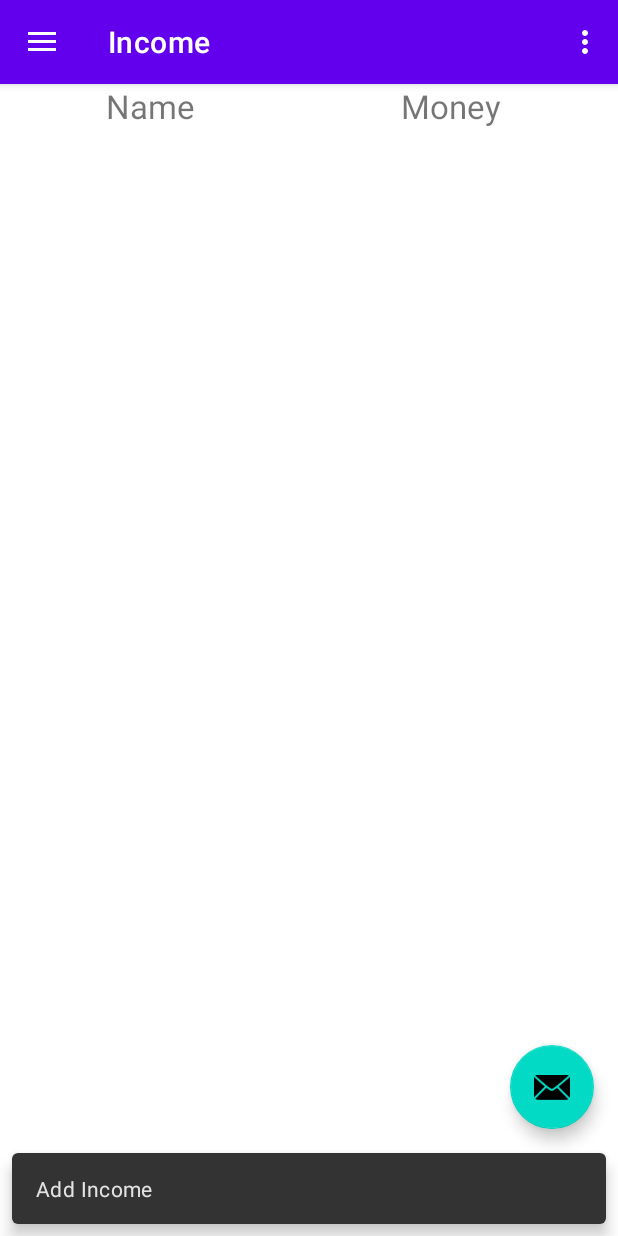
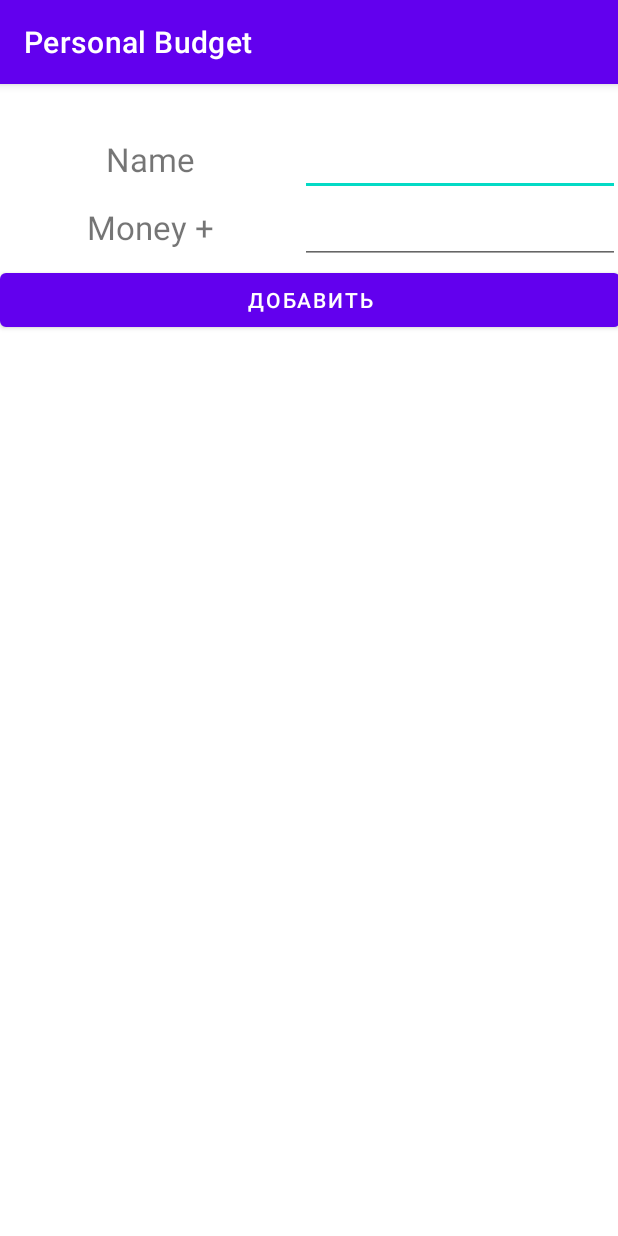
Before and after one commit to F1nn17/Android_PersonalBudgetV1.0, an Android app: the screen it shows after launch (MainActivity before the commit, NewIncome after it), after a tap on an icon or button, on a phone screen of 412 x 824 dp. Run offline under Robolectric (Android 15) with nearby library versions, the phone set to English and light mode, and no system bars; our stand-ins replace navigation-ui.

Commit message:
#implementation of the function of adding income

```diff
--- a/app/src/main/AndroidManifest.xml
+++ b/app/src/main/AndroidManifest.xml
@@ -13,6 +13,9 @@
             android:theme="@style/Theme.PersonalBudget"
             tools:targetApi="31">
         <activity
+                android:name=".ui.income.NewIncome"
+                android:exported="false"/>
+        <activity
                 android:name=".MainActivity"
                 android:exported="true"
                 android:label="@string/app_name"
--- a/app/src/main/java/com/shiromadev/personalbudget/MainActivity.java
+++ b/app/src/main/java/com/shiromadev/personalbudget/MainActivity.java
@@ -1,6 +1,6 @@
 package com.shiromadev.personalbudget;
 
-import android.content.Context;
+import android.content.Intent;
 import android.os.Bundle;
 import android.view.View;
 import android.view.Menu;
@@ -17,6 +17,7 @@ import com.shiromadev.personalbudget.gson.JSONHelper;
 import com.shiromadev.personalbudget.tables.balance.Balance;
 import com.shiromadev.personalbudget.tables.expense.Expense;
 import com.shiromadev.personalbudget.tables.income.Income;
+import com.shiromadev.personalbudget.ui.income.NewIncome;
 
 import java.util.ArrayList;
 
@@ -24,25 +25,26 @@ public class MainActivity extends AppCompatActivity {
 
     private AppBarConfiguration mAppBarConfiguration;
     private ActivityMainBinding binding;
-
     private static ArrayList<Income> incomes = new ArrayList<>();
     private static ArrayList<Expense> expenses = new ArrayList<>();
     private static ArrayList<Balance> balances = new ArrayList<>();
-
 
     private int income = 0;
     private int expense = 0;
     private int balance = 0;
 
-    private String flag = "I";
+    private static String flag = "I";
 
     @Override
     protected void onCreate(Bundle savedInstanceState) {
         super.onCreate(savedInstanceState);
+        System.out.println("что-то происходит");
         loadData();
+
         binding = ActivityMainBinding.inflate(getLayoutInflater());
         setContentView(binding.getRoot());
         setSupportActionBar(binding.appBarMain.toolbar);
+
         binding.appBarMain.fab.setOnClickListener(new View.OnClickListener() {
             @Override
             public void onClick(View view) {
@@ -50,14 +52,14 @@ public class MainActivity extends AppCompatActivity {
                     case "I":
                         Snackbar.make(view, "Add Income", Snackbar.LENGTH_LONG)
                                 .setAction("Action", null).show();
+                        newIncome();
                         break;
                     case "E":
                         Snackbar.make(view, "Add Expense", Snackbar.LENGTH_LONG)
                                 .setAction("Action", null).show();
+                        newExpense();
                         break;
                 }
-
-                unLoadData();
             }
         });
         DrawerLayout drawer = binding.drawerLayout;
@@ -89,6 +91,7 @@ public class MainActivity extends AppCompatActivity {
 
 
     public void loadData(){
+        System.out.println("Данные загружены");
         incomes = JSONHelper.importIncome(this);
         expenses = JSONHelper.importExpense(this);
         balances = JSONHelper.importBalance(this);
@@ -109,10 +112,24 @@ public class MainActivity extends AppCompatActivity {
         }
     }
 
-    public void addIncome(Income income){
+    public void newIncome() {
+        Intent intent = new Intent(this, NewIncome.class);
+        intent.addFlags(Intent.FLAG_ACTIVITY_NO_HISTORY);
+        startActivity(intent);
+    }
+    public void newExpense() {
+//        Intent intent = new Intent(this, NewIncome.class);
+//        intent.addFlags(Intent.FLAG_ACTIVITY_NO_HISTORY);
+//        startActivity(intent);
+    }
+
+    public static void addIncome(Income income){
         incomes.add(income);
     }
 
+    public static void setFlag(String flagTable) {
+        flag = flagTable;
+    }
     public static ArrayList<Income> getIncomes() {
         return incomes;
     }
--- a/app/src/main/java/com/shiromadev/personalbudget/tables/income/Income.java
+++ b/app/src/main/java/com/shiromadev/personalbudget/tables/income/Income.java
@@ -1,10 +1,12 @@
 package com.shiromadev.personalbudget.tables.income;
 
-public class Income {
+import java.io.Serializable;
+
+public class Income implements Serializable {
     private String name;
     private int money;
 
-    public Income(){}
+    public Income() {}
     public Income(String name, int money){
         this.name = name;
         this.money = money;
--- a/app/src/main/java/com/shiromadev/personalbudget/ui/balance/BalanceFragment.java
+++ b/app/src/main/java/com/shiromadev/personalbudget/ui/balance/BalanceFragment.java
@@ -30,6 +30,7 @@ public class BalanceFragment extends Fragment {
     public View onCreateView(@NonNull LayoutInflater inflater,
                              ViewGroup container, Bundle savedInstanceState) {
         balances = MainActivity.getBalances();
+        MainActivity.setFlag(flag);
         BalanceViewModel balanceViewModel =
                 new ViewModelProvider(this).get(BalanceViewModel.class);
 
--- a/app/src/main/java/com/shiromadev/personalbudget/ui/expense/ExpenseFragment.java
+++ b/app/src/main/java/com/shiromadev/personalbudget/ui/expense/ExpenseFragment.java
@@ -29,6 +29,7 @@ public class ExpenseFragment extends Fragment {
     public View onCreateView(@NonNull LayoutInflater inflater,
                              ViewGroup container, Bundle savedInstanceState) {
         expenses = MainActivity.getExpenses();
+        MainActivity.setFlag(flag);
         ExpenseViewModel expenseViewModel =
                 new ViewModelProvider(this).get(ExpenseViewModel.class);
 
--- a/app/src/main/java/com/shiromadev/personalbudget/ui/income/IncomeFragment.java
+++ b/app/src/main/java/com/shiromadev/personalbudget/ui/income/IncomeFragment.java
@@ -26,6 +26,7 @@ public class IncomeFragment extends Fragment {
 
     public View onCreateView(@NonNull LayoutInflater inflater, ViewGroup container, Bundle savedInstanceState) {
         incomes = MainActivity.getIncomes();
+        MainActivity.setFlag(flag);
         IncomeViewModel incomeViewModel =
                 new ViewModelProvider(this).get(IncomeViewModel.class);
 
--- /dev/null
+++ b/app/src/main/java/com/shiromadev/personalbudget/ui/income/NewIncome.java
@@ -0,0 +1,35 @@
+package com.shiromadev.personalbudget.ui.income;
+
+import android.content.Intent;
+import android.view.View;
+import android.widget.EditText;
+import androidx.appcompat.app.AppCompatActivity;
+import android.os.Bundle;
+import com.shiromadev.personalbudget.MainActivity;
+import com.shiromadev.personalbudget.R;
+import com.shiromadev.personalbudget.gson.JSONHelper;
+import com.shiromadev.personalbudget.tables.income.Income;
+
+import java.io.Serializable;
+import java.util.ArrayList;
+
+public class NewIncome extends AppCompatActivity {
+
+    @Override
+    protected void onCreate(Bundle savedInstanceState) {
+        super.onCreate(savedInstanceState);
+        setContentView(R.layout.activity_new_income);
+    }
+
+    public void AddIncome(View view){
+        EditText nameEditText = findViewById(R.id.nameIncome);
+        EditText moneyEditText = findViewById(R.id.moneyIncome);
+        String name = nameEditText.getText().toString();
+        int money = Integer.parseInt(moneyEditText.getText().toString());
+        Income income = new Income(name,money);
+        MainActivity.addIncome(income);
+        Intent intent = new Intent(this, MainActivity.class);
+        intent.addFlags(Intent.FLAG_ACTIVITY_CLEAR_TOP | Intent.FLAG_ACTIVITY_SINGLE_TOP);
+        startActivity(intent);
+    }
+}
--- /dev/null
+++ b/app/src/main/res/layout/activity_new_income.xml
@@ -0,0 +1,60 @@
+<?xml version="1.0" encoding="utf-8"?>
+<androidx.constraintlayout.widget.ConstraintLayout
+        xmlns:android="http://schemas.android.com/apk/res/android"
+        xmlns:tools="http://schemas.android.com/tools"
+        xmlns:app="http://schemas.android.com/apk/res-auto"
+        android:layout_width="match_parent"
+        android:layout_height="match_parent"
+        tools:context=".ui.income.NewIncome">
+
+    <TableLayout android:layout_width="match_parent" android:layout_height="match_parent"
+                 app:layout_constraintStart_toStartOf="parent" app:layout_constraintEnd_toEndOf="parent"
+                 app:layout_constraintTop_toTopOf="parent" app:layout_constraintBottom_toBottomOf="parent">
+        <TableRow>
+            <TextView android:textSize="22sp"
+                      android:text=""
+                      android:layout_width="200dp"
+                      android:layout_height="wrap_content"
+                      android:textAlignment="center"/>
+        </TableRow>
+        <TableRow>
+            <TextView android:textSize="22sp"
+                      android:text="@string/nameIncome"
+                      android:layout_width="200dp"
+                      android:layout_height="wrap_content"
+                      android:textAlignment="center"/>
+            <EditText
+                    android:layout_width="wrap_content"
+                    android:layout_height="wrap_content"
+                    android:inputType="text"
+                    android:ems="10"
+                    android:id="@+id/nameIncome"
+                    android:textAlignment="center"
+            />
+        </TableRow>
+        <TableRow>
+            <TextView android:textSize="22sp"
+                      android:text="@string/moneyIncome"
+                      android:layout_width="200dp"
+                      android:layout_height="wrap_content"
+                      android:textAlignment="center"/>
+            <EditText
+                    android:layout_width="wrap_content"
+                    android:layout_height="wrap_content"
+                    android:inputType="text"
+                    android:text=""
+                    android:ems="10"
+                    android:id="@+id/moneyIncome"
+                    android:textAlignment="center"
+            />
+        </TableRow>
+        <TableRow>
+            <Button android:text="@string/addIncome"
+                    android:layout_width="wrap_content"
+                    android:layout_height="wrap_content"
+                    android:layout_span="2"
+                    android:onClick="AddIncome"
+            />
+        </TableRow>
+    </TableLayout>
+</androidx.constraintlayout.widget.ConstraintLayout>
--- a/app/src/main/res/layout/app_bar_main.xml
+++ b/app/src/main/res/layout/app_bar_main.xml
@@ -30,6 +30,6 @@
             android:layout_gravity="bottom|end"
             android:layout_marginEnd="@dimen/fab_margin"
             android:layout_marginBottom="16dp"
-            app:srcCompat="@android:drawable/ic_dialog_email"/>
+            app:srcCompat="@android:drawable/ic_input_add"/>
 
 </androidx.coordinatorlayout.widget.CoordinatorLayout>
--- a/app/src/main/res/values/strings.xml
+++ b/app/src/main/res/values/strings.xml
@@ -10,4 +10,7 @@
     <string name="menu_income">Income</string>
     <string name="menu_expense">Expense</string>
     <string name="menu_balance">Balance</string>
+    <string name="addIncome">Добавить</string>
+    <string name="moneyIncome">Money +</string>
+    <string name="nameIncome">Name</string>
 </resources>
```
